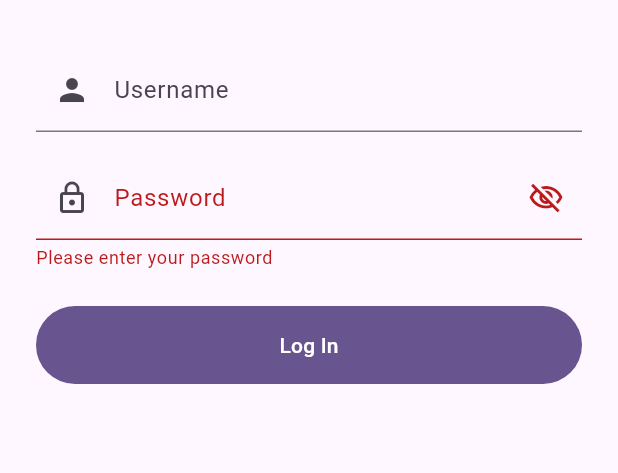
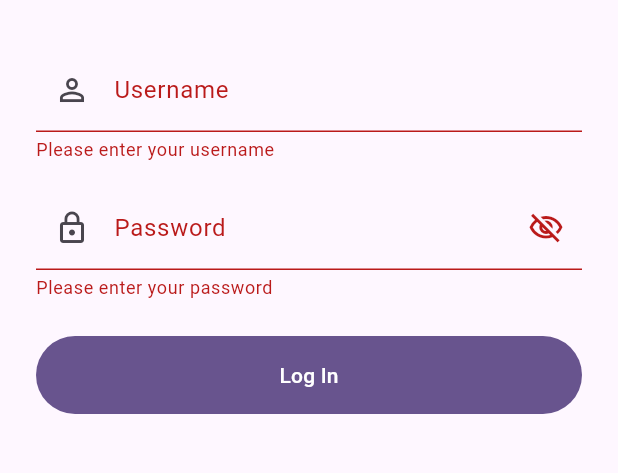
Before and after one commit to ahmad-mukhlish/photo_in, a Flutter app: the screen it shows after launch, after a tap on "Log In", on a phone screen of 412 x 824 dp, the part 216-689 px from its top. Run offline on Flutter 3.47's test engine with Material 3 defaults, Android fonts, the light colour scheme and no system bars; our stand-ins replace dio, get, shared_preferences.

Commit message:
init implement login with API

```diff
--- /dev/null
+++ b/lib/constants/storage_keys.dart
@@ -0,0 +1,6 @@
+abstract class StorageKeys {
+  StorageKeys._();
+
+  static const accessToken = 'access_token';
+  static const refreshToken = 'refresh_token';
+}
--- a/lib/modules/login/login_binding.dart
+++ b/lib/modules/login/login_binding.dart
@@ -1,10 +1,27 @@
+import 'package:dio/dio.dart';
 import 'package:get/get.dart';
 
+import '../../data/repositories/auth_repository.dart';
 import 'login_controller.dart';
 
 class LoginBinding extends Bindings {
   @override
   void dependencies() {
-    Get.lazyPut<LoginController>(() => LoginController());
+    Get.lazyPut<Dio>(
+      () => Dio(
+        BaseOptions(
+          baseUrl: 'http://13.228.127.252:8114',
+          connectTimeout: const Duration(seconds: 10),
+          receiveTimeout: const Duration(seconds: 10),
+          headers: const {
+            Headers.contentTypeHeader: Headers.textPlainContentType,
+          },
+        ),
+      ),
+      fenix: true,
+    );
+
+    Get.lazyPut<AuthRepository>(() => AuthRepository(Get.find()));
+    Get.lazyPut<LoginController>(() => LoginController(Get.find()));
   }
 }
--- a/lib/modules/login/login_controller.dart
+++ b/lib/modules/login/login_controller.dart
@@ -1,9 +1,14 @@
 import 'package:flutter/material.dart';
 import 'package:get/get.dart';
+import 'package:photo_in_app/data/repositories/auth_repository.dart';
 import 'package:photo_in_app/routes/app_pages.dart';
 
 class LoginController extends GetxController {
-  final emailController = TextEditingController();
+  LoginController(this._authRepository);
+
+  final AuthRepository _authRepository;
+
+  final usernameController = TextEditingController();
   final passwordController = TextEditingController();
   final formKey = GlobalKey<FormState>();
   final isObscured = true.obs;
@@ -18,12 +23,29 @@ class LoginController extends GetxController {
       return;
     }
 
+    FocusManager.instance.primaryFocus?.unfocus();
     isLoading.value = true;
 
     try {
-      // Fake network delay to mimic auth call while backend is not ready yet.
-      await Future<void>.delayed(const Duration(seconds: 1));
+      await _authRepository.login(
+        username: usernameController.text.trim(),
+        password: passwordController.text,
+      );
       Get.offAllNamed(AppPages.home);
+    } on AuthException catch (error, stacktrace) {
+      Get.snackbar(
+        'Login failed',
+        "${error.message} $stacktrace",
+        snackPosition: SnackPosition.BOTTOM,
+      );
+    } catch (error, stacktrace) {
+      print("$error \n $stacktrace");
+
+      Get.snackbar(
+        'Login failed',
+        '$error \n $stacktrace',
+        snackPosition: SnackPosition.BOTTOM,
+      );
     } finally {
       isLoading.value = false;
     }
@@ -31,7 +53,7 @@ class LoginController extends GetxController {
 
   @override
   void onClose() {
-    emailController.dispose();
+    usernameController.dispose();
     passwordController.dispose();
     super.onClose();
   }
--- a/lib/modules/login/login_view.dart
+++ b/lib/modules/login/login_view.dart
@@ -33,13 +33,22 @@ class LoginView extends GetView<LoginController> {
                 ),
                 const SizedBox(height: 32),
                 TextFormField(
-                  controller: controller.emailController,
-                  keyboardType: TextInputType.emailAddress,
+                  controller: controller.usernameController,
+                  keyboardType: TextInputType.text,
                   textInputAction: TextInputAction.next,
                   decoration: const InputDecoration(
                     labelText: 'Username',
-                    prefixIcon: Icon(Icons.person),
+                    prefixIcon: Icon(Icons.person_outline),
                   ),
+                  validator: (value) {
+                    if (value == null || value.trim().isEmpty) {
+                      return 'Please enter your username';
+                    }
+                    if (value.trim().length < 3) {
+                      return 'Username must be at least 3 characters';
+                    }
+                    return null;
+                  },
                 ),
                 const SizedBox(height: 16),
                 Obx(
```
Also changed, not shown: lib/data/repositories/auth_repository.dart (added, +101 -0 lines).
